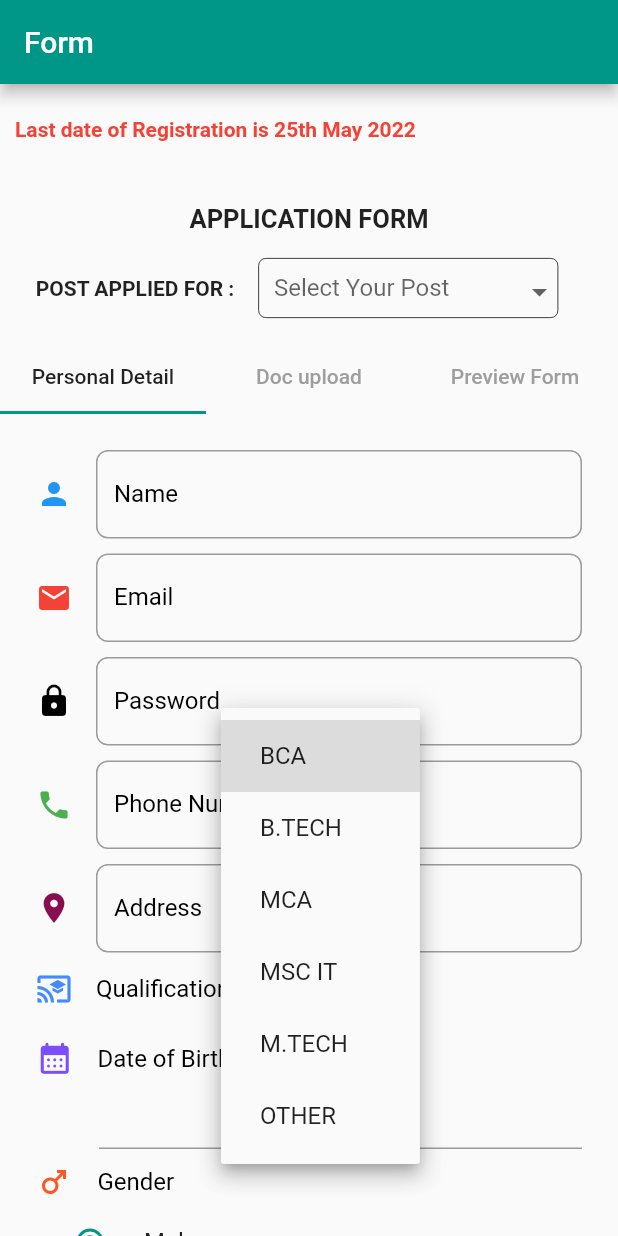
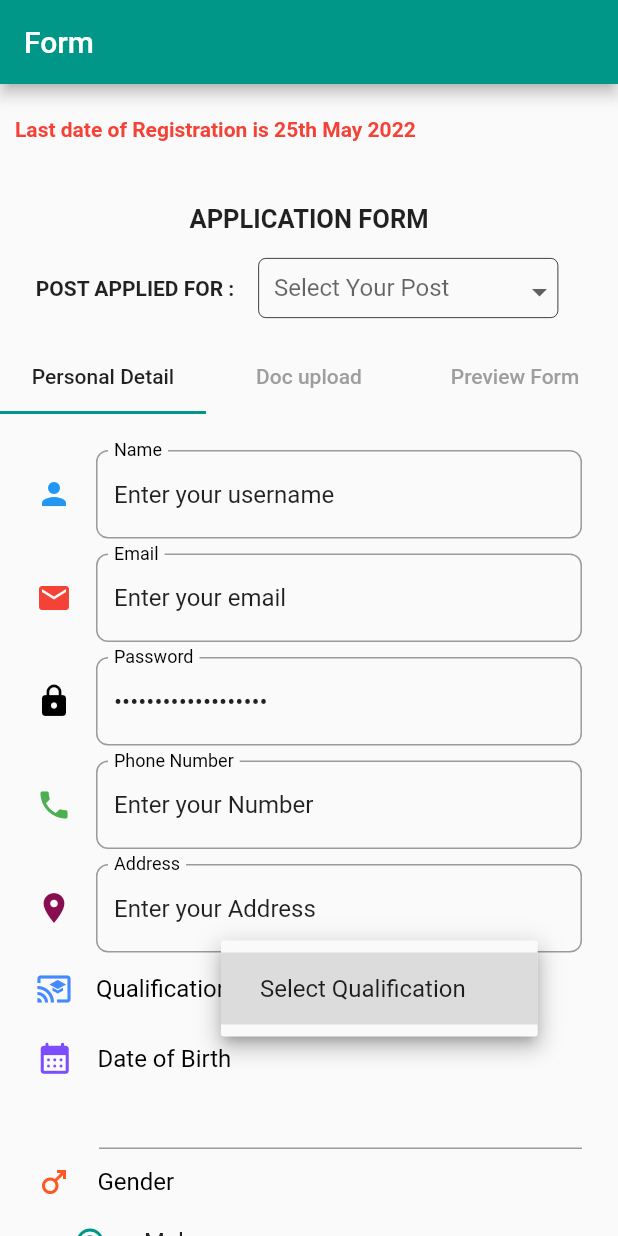
Before and after one commit to SarangthemAmarjit/FORM-TASK2.0, a Flutter app: the screen it shows after launch, after a tap on "Select", on a phone screen of 412 x 824 dp. Run offline on Flutter 3.47's test engine with Material 2 defaults, Android fonts, the phone set to English and light mode, and no system bars; drawn by our look-alikes of datetime_picker_formfield, marquee; our stand-ins replace file_picker, open_file, shared_preferences.

Commit message:
This is Updated Form 4.0

```diff
--- a/form1/lib/doc2.dart
+++ b/form1/lib/doc2.dart
@@ -50,7 +50,7 @@ class _Document2State extends State<Document2> with TickerProviderStateMixin {
       children: [
         Padding(
           padding: const EdgeInsets.only(left: 17),
-          child: Text("3.  Adhaar Card :"),
+          child: Text("2.  Adhaar Card :"),
         ),
         Padding(
           padding: const EdgeInsets.only(top: 15),
--- a/form1/lib/doc3.dart
+++ b/form1/lib/doc3.dart
@@ -15,6 +15,7 @@ class _Document1State extends State<Document3> with TickerProviderStateMixin {
   PlatformFile? file;
   File? filetodisplay;
   bool isloading = false;
+  String? filepath;
   void _openfile() async {
     try {
       setState(() {
--- a/form1/lib/form_screen.dart
+++ b/form1/lib/form_screen.dart
@@ -1,4 +1,5 @@
 import 'package:flutter/material.dart';
+import 'package:form1/preferences_services.dart';
 import 'package:intl/intl.dart';
 import 'package:datetime_picker_formfield/datetime_picker_formfield.dart';
 import 'personal.dart';
@@ -16,8 +17,52 @@ class FormScreen extends StatefulWidget {
 }
 
 class _FormScreenState extends State<FormScreen> with TickerProviderStateMixin {
-  gender? _character = gender.Male;
-  List listitem = [
+  final _preferencesService = PreferencesServices();
+
+  final _usernameController = TextEditingController();
+  final _emailController = TextEditingController();
+  final _passwordController = TextEditingController();
+  final _numberController = TextEditingController();
+  final _addressController = TextEditingController();
+
+  @override
+  void initState() {
+    super.initState();
+    _popularfield();
+  }
+
+  void _popularfield() async {
+    final Savedata = await _preferencesService.getSavedata();
+    setState(() {
+      listitem = Savedata.post;
+      _usernameController.text = Savedata.username;
+      _emailController.text = Savedata.email;
+      _passwordController.text = Savedata.password;
+      _numberController.text = Savedata.phonenumber;
+      _addressController.text = Savedata.address;
+      listitem2 = Savedata.qualification;
+      _character = Savedata.gen;
+    });
+  }
+
+  void _savenew() {
+    final newSave = Savedata(
+      post: listitem,
+      username: _usernameController.text,
+      email: _emailController.text,
+      password: _passwordController.text,
+      phonenumber: _numberController.text,
+      address: _addressController.text,
+      qualification: listitem2,
+      gen: _character,
+    );
+
+    print(newSave);
+    _preferencesService.finalsave(newSave);
+  }
+
+  gender _character = gender.Male;
+  List<String> listitem = [
     'App Developer',
     'Website developer',
     'Graphic Designer',
@@ -25,7 +70,14 @@ class _FormScreenState extends State<FormScreen> with TickerProviderStateMixin {
     'Other'
   ];
   String? itemvalue;
-  List listitem2 = ['BCA', 'B.TECH', 'MCA', 'MSC IT', 'M.TECH', 'OTHER'];
+  List<String> listitem2 = [
+    'BCA',
+    'B.TECH',
+    'MCA',
+    'MSC IT',
+    'M.TECH',
+    'OTHER'
+  ];
   String? itemvalue2;
 
   var _currentItemSelected = 'App Developer';
@@ -37,7 +89,7 @@ class _FormScreenState extends State<FormScreen> with TickerProviderStateMixin {
   var _qualification = '';
   var _age = '';
   var format = DateFormat("yyyy-MM-dd");
-  String? birthDateInString;
+
   DateTime? birthDate;
 
   final GlobalKey<FormState> _formkey = GlobalKey<FormState>();
@@ -47,6 +99,7 @@ class _FormScreenState extends State<FormScreen> with TickerProviderStateMixin {
         bottom: 10,
       ),
       child: TextFormField(
+          controller: _usernameController,
           decoration: InputDecoration(
               border:
                   OutlineInputBorder(borderRadius: BorderRadius.circular(8)),
@@ -61,6 +114,10 @@ class _FormScreenState extends State<FormScreen> with TickerProviderStateMixin {
             if (value == null || value.isEmpty) {
               return 'Name is required';
             }
+            if (!RegExp(r"^\s*([A-Za-z]{1,}([\.,] |[-']| ))+[A-Za-z]+\.?\s*$")
+                .hasMatch(value)) {
+              return "Please Enter a Valid Name";
+            }
           },
           onSaved: (value) {
             _name = 'value';
@@ -72,6 +129,7 @@ class _FormScreenState extends State<FormScreen> with TickerProviderStateMixin {
     return Padding(
       padding: const EdgeInsets.only(bottom: 10),
       child: TextFormField(
+          controller: _emailController,
           decoration: InputDecoration(
               border:
                   OutlineInputBorder(borderRadius: BorderRadius.circular(8)),
@@ -102,6 +160,8 @@ class _FormScreenState extends State<FormScreen> with TickerProviderStateMixin {
     return Padding(
       padding: const EdgeInsets.only(bottom: 10),
       child: TextFormField(
+          controller: _passwordController,
+          obscureText: true,
           decoration: InputDecoration(
               border:
                   OutlineInputBorder(borderRadius: BorderRadius.circular(8)),
@@ -127,6 +187,7 @@ class _FormScreenState extends State<FormScreen> with TickerProviderStateMixin {
     return Padding(
       padding: const EdgeInsets.only(bottom: 10),
       child: TextFormField(
+          controller: _numberController,
           decoration: InputDecoration(
               border:
                   OutlineInputBorder(borderRadius: BorderRadius.circular(8)),
@@ -153,6 +214,7 @@ class _FormScreenState extends State<FormScreen> with TickerProviderStateMixin {
 
   Widget _buildAddress() {
     return TextFormField(
+        controller: _addressController,
         decoration: InputDecoration(
             border: OutlineInputBorder(borderRadius: BorderRadius.circular(8)),
             labelText: 'Address',
@@ -285,7 +347,7 @@ class _FormScreenState extends State<FormScreen> with TickerProviderStateMixin {
             groupValue: _character,
             onChanged: (value) {
               setState(() {
-                _character = value as gender?;
+                _character = value as gender;
               });
             }),
         RadioListTile(
@@ -294,7 +356,7 @@ class _FormScreenState extends State<FormScreen> with TickerProviderStateMixin {
             groupValue: _character,
             onChanged: (value) {
               setState(() {
-                _character = value as gender?;
+                _character = value as gender;
               });
             }),
         RadioListTile(
@@ -303,7 +365,7 @@ class _FormScreenState extends State<FormScreen> with TickerProviderStateMixin {
             groupValue: _character,
             onChanged: (value) {
               setState(() {
-                _character = value as gender?;
+                _character = value as gender;
               });
             }),
       ],
@@ -437,12 +499,17 @@ class _FormScreenState extends State<FormScreen> with TickerProviderStateMixin {
                             SizedBox(
                               height: 100,
                             ),
+                            TextButton(
+                                onPressed: _savenew, child: Text("Save")),
                             ElevatedButton(
                                 onPressed: () => {
                                       if (_formkey.currentState!.validate())
-                                        {}
+                                        {
+                                          _tabcontroller.index = 1,
+                                        }
                                       else
                                         _formkey.currentState!.save(),
+                                      _savenew(),
                                       print("Saved Succesfully")
                                     },
                                 child: Text(
--- a/form1/lib/personal.dart
+++ b/form1/lib/personal.dart
@@ -1 +1,23 @@
 enum gender { Male, Female, Other }
+
+class Savedata {
+  final List<String> post;
+  final String username;
+  final String email;
+  final String password;
+  final String phonenumber;
+  final String address;
+  final List<String> qualification;
+
+  final gender gen;
+
+  Savedata(
+      {required this.post,
+      required this.username,
+      required this.email,
+      required this.password,
+      required this.phonenumber,
+      required this.address,
+      required this.qualification,
+      required this.gen});
+}
--- /dev/null
+++ b/form1/lib/preferences_services.dart
@@ -0,0 +1,46 @@
+import 'package:flutter/cupertino.dart';
+import 'package:shared_preferences/shared_preferences.dart';
+
+import 'personal.dart';
+
+class PreferencesServices {
+  Future finalsave(Savedata savedata) async {
+    final preferences = await SharedPreferences.getInstance();
+
+    await preferences.setStringList('post', savedata.post);
+    await preferences.setString('username', savedata.username);
+    await preferences.setString('email', savedata.email);
+    await preferences.setString('password', savedata.password);
+    await preferences.setString('phone_number', savedata.phonenumber);
+    await preferences.setString('address', savedata.address);
+    await preferences.setStringList('qualification', savedata.qualification);
+
+    await preferences.setInt('gender', savedata.gen.index);
+
+    print('Save Data Successfully');
+  }
+
+  Future<Savedata> getSavedata() async {
+    final preferences = await SharedPreferences.getInstance();
+    final post = preferences.getStringList('post') ?? ['Select Post'];
+    final username = preferences.getString('username') ?? 'Enter your username';
+    final email = preferences.getString('email') ?? 'Enter your email';
+    final password = preferences.getString('password') ?? 'Enter your password';
+    final phone_number =
+        preferences.getString('phone_number') ?? 'Enter your Number';
+    final address = preferences.getString('address') ?? 'Enter your Address';
+    final qualification =
+        preferences.getStringList('qualification') ?? ['Select Qualification'];
+    final gender1 = gender.values[preferences.getInt('gender') ?? 0];
+
+    return Savedata(
+        post: post,
+        username: username,
+        email: email,
+        password: password,
+        phonenumber: phone_number,
+        address: address,
+        qualification: qualification,
+        gen: gender1);
+  }
+}
```
Also changed, not shown: form1/pubspec.lock, 1 other file.
